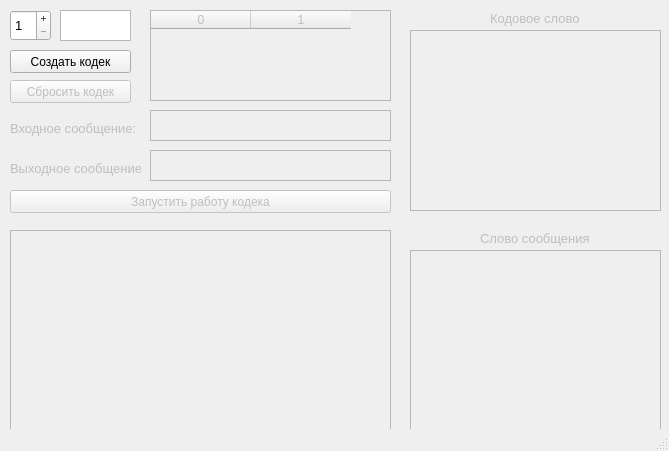
This is GUI.ui in Daniil-Kurganov/ConvolutionalCodec as Qt 5 draws it before an edit. The edited form follows.
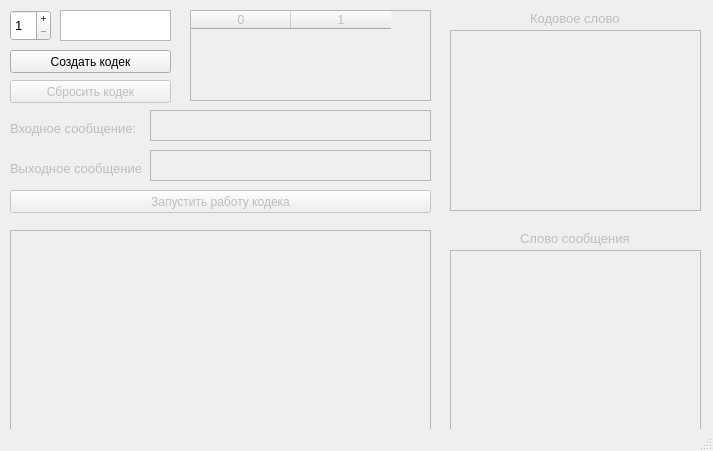
This is the edited form.

Commit message: Реализация проверки ввода регистров

Diff of the .ui file:
```diff
--- a/GUI.ui
+++ b/GUI.ui
@@ -6,7 +6,7 @@
    <rect>
     <x>0</x>
     <y>0</y>
-    <width>669</width>
+    <width>713</width>
     <height>451</height>
    </rect>
   </property>
@@ -46,7 +46,7 @@
      <rect>
       <x>60</x>
       <y>10</y>
-      <width>71</width>
+      <width>111</width>
       <height>31</height>
      </rect>
     </property>
@@ -61,7 +61,7 @@
      <rect>
       <x>10</x>
       <y>50</y>
-      <width>121</width>
+      <width>161</width>
       <height>23</height>
      </rect>
     </property>
@@ -77,7 +77,7 @@
      <rect>
       <x>10</x>
       <y>80</y>
-      <width>121</width>
+      <width>161</width>
       <height>23</height>
      </rect>
     </property>
@@ -91,7 +91,7 @@
     </property>
     <property name="geometry">
      <rect>
-      <x>150</x>
+      <x>190</x>
       <y>10</y>
       <width>241</width>
       <height>91</height>
@@ -128,7 +128,7 @@
      <rect>
       <x>150</x>
       <y>110</y>
-      <width>241</width>
+      <width>281</width>
       <height>31</height>
      </rect>
     </property>
@@ -162,7 +162,7 @@
      <rect>
       <x>150</x>
       <y>150</y>
-      <width>241</width>
+      <width>281</width>
       <height>31</height>
      </rect>
     </property>
@@ -196,7 +196,7 @@
      <rect>
       <x>10</x>
       <y>190</y>
-      <width>381</width>
+      <width>421</width>
       <height>23</height>
      </rect>
     </property>
@@ -210,7 +210,7 @@
     </property>
     <property name="geometry">
      <rect>
-      <x>490</x>
+      <x>530</x>
       <y>10</y>
       <width>91</width>
       <height>16</height>
@@ -231,7 +231,7 @@
     </property>
     <property name="geometry">
      <rect>
-      <x>410</x>
+      <x>450</x>
       <y>30</y>
       <width>251</width>
       <height>181</height>
@@ -246,7 +246,7 @@
      <rect>
       <x>10</x>
       <y>230</y>
-      <width>381</width>
+      <width>421</width>
       <height>201</height>
      </rect>
     </property>
@@ -260,7 +260,7 @@
     </property>
     <property name="geometry">
      <rect>
-      <x>410</x>
+      <x>450</x>
       <y>250</y>
       <width>251</width>
       <height>181</height>
@@ -273,7 +273,7 @@
     </property>
     <property name="geometry">
      <rect>
-      <x>480</x>
+      <x>520</x>
       <y>230</y>
       <width>111</width>
       <height>16</height>
```
The commit also changes 2 other files.
